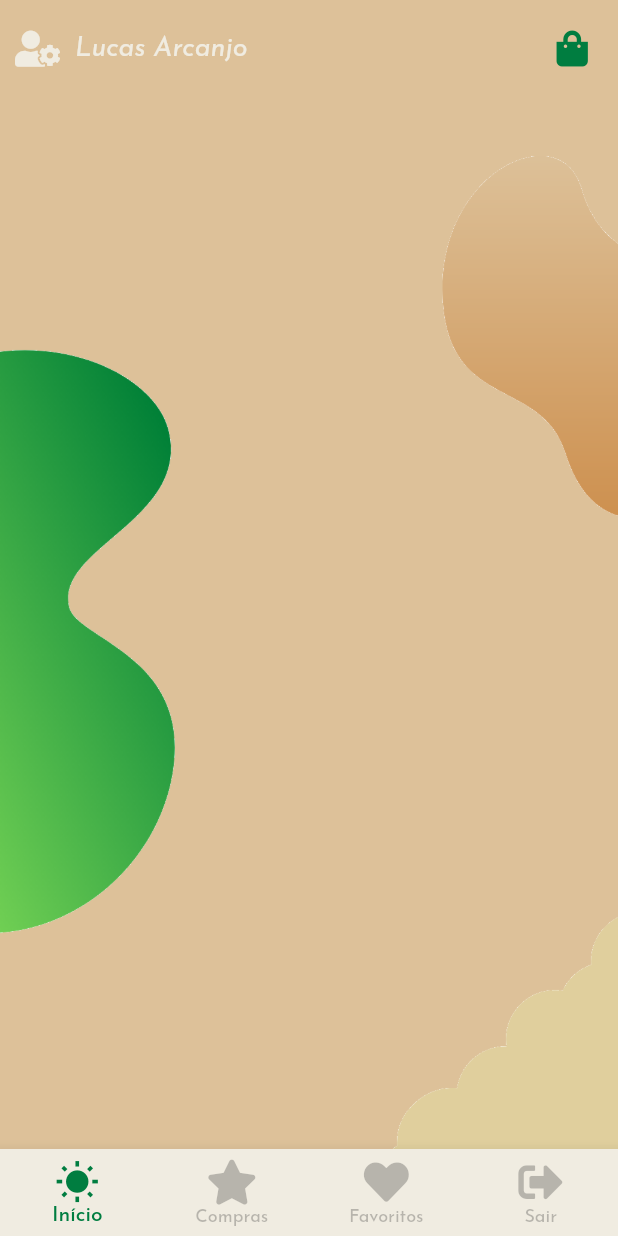
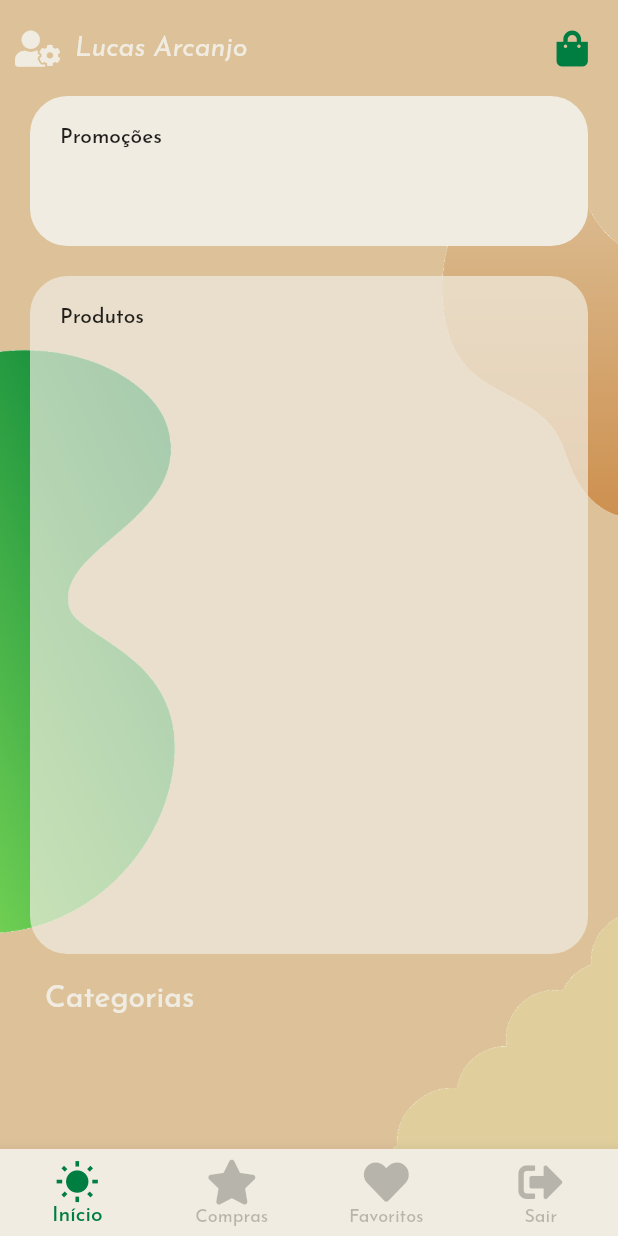
Before and after one commit to arcanjo96/fluter_legacy_loja_virtual, a Flutter app: the screen it shows after launch, on a phone screen of 412 x 824 dp. Run offline on Flutter 3.47's test engine with Material 2 defaults, Android fonts, the phone set to English and light mode, and no system bars; our stand-ins replace font_awesome_flutter.

Commit message:
Added home page.

```diff
--- a/lib/view/home_page.dart
+++ b/lib/view/home_page.dart
@@ -6,12 +6,53 @@ class HomePage extends StatelessWidget {
 
   @override
   Widget build(BuildContext context) {
-    var content = Column();
+    var content = Column(
+      crossAxisAlignment: CrossAxisAlignment.start,
+      children: <Widget>[
+        Container(
+          decoration: BoxDecoration(
+            color: Layout.light(),
+            borderRadius: BorderRadius.circular(25),
+          ),
+          margin: EdgeInsets.only(left: 20, right: 20),
+          padding: EdgeInsets.all(20),
+          height: 100,
+          width: double.infinity,
+          child: Text('Promoções'),
+        ),
+        SizedBox(
+          height: 20,
+        ),
+        Expanded(
+          child: Container(
+            decoration: BoxDecoration(
+              color: Layout.light(0.7),
+              borderRadius: BorderRadius.circular(25),
+            ),
+            margin: EdgeInsets.only(left: 20, right: 20),
+            padding: EdgeInsets.all(20),
+            width: double.infinity,
+            child: Text('Produtos'),
+          ),
+        ),
+        SizedBox(
+          height: 20,
+        ),
+        Padding(
+          padding: const EdgeInsets.only(left: 30.0),
+          child: Text(
+            'Categorias',
+            style: Theme.of(context).textTheme.headline6.copyWith(
+                  color: Layout.light(),
+                ),
+          ),
+        ),
+        Container(
+          height: 90,
+        ),
+      ],
+    );
 
-    return Layout.render(
-      context,
-      content,
-      bottomItemSelected: 0
-    );
+    return Layout.render(context, content, bottomItemSelected: 0);
   }
 }
```
